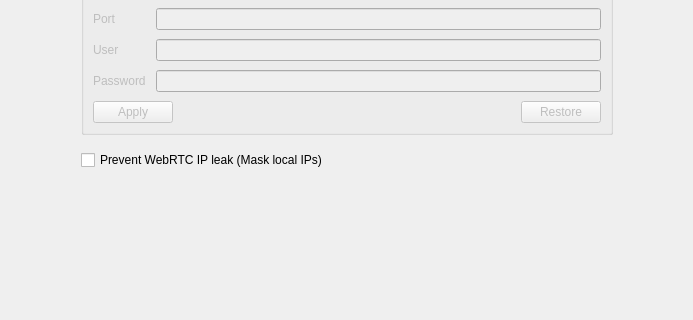
rafatosta/zapzap, file zapzap/ui/ui_page_network.ui: the form before one commit; both pictures show x 0 to 693 and y 163 to 483 of the 693 by 620 pixel window.
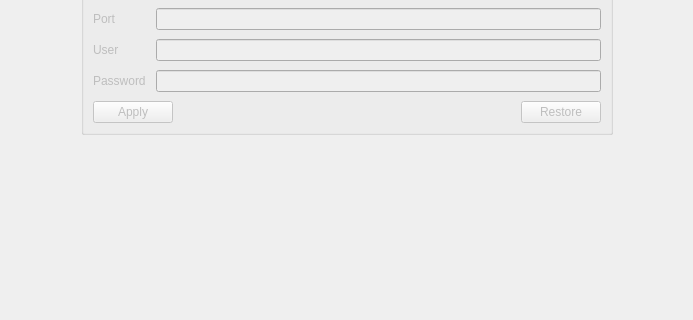
The form after the commit.

Patch:
```diff
--- a/zapzap/ui/ui_page_network.ui
+++ b/zapzap/ui/ui_page_network.ui
@@ -196,16 +196,6 @@
           </layout>
          </widget>
         </item>
-        <item>
-         <widget class="QCheckBox" name="webrtcShieldCheckBox">
-          <property name="toolTip">
-           <string>Prevents websites from discovering your network address using WebRTC.</string>
-          </property>
-          <property name="text">
-           <string>Prevent WebRTC IP leak (Mask local IPs)</string>
-          </property>
-         </widget>
-        </item>
        </layout>
       </widget>
      </item>
```
